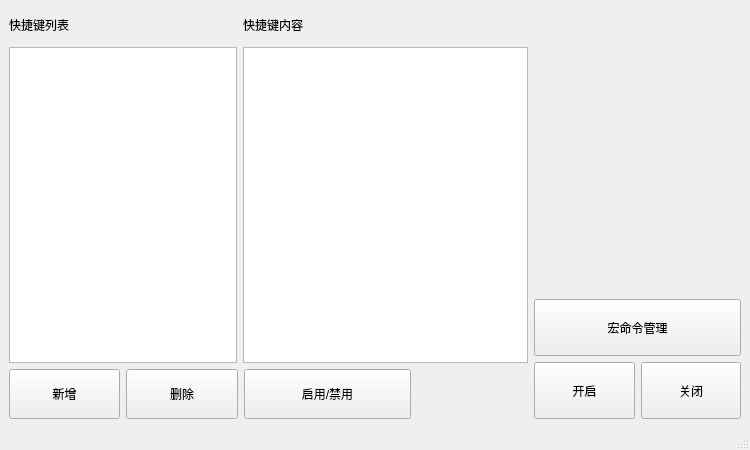
Qt form shortcut_keys.ui (VerySeriousMan/shortcut_keys) before a commit.
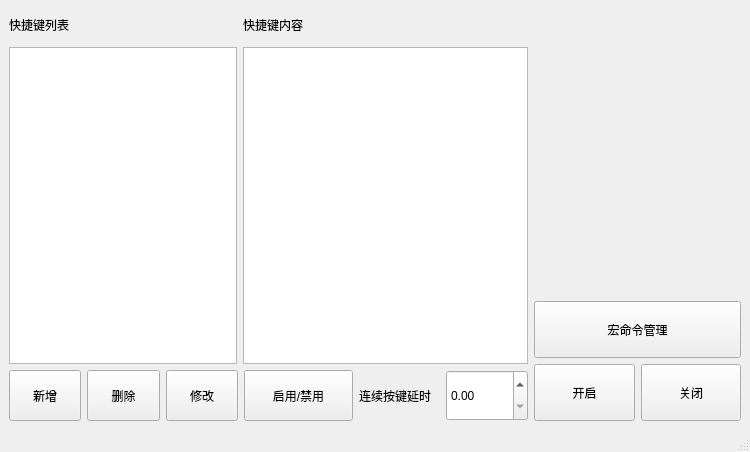
The same form after that commit.

Diff of the .ui file:
```diff
--- a/shortcut_keys.ui
+++ b/shortcut_keys.ui
@@ -7,7 +7,7 @@
     <x>0</x>
     <y>0</y>
     <width>750</width>
-    <height>450</height>
+    <height>452</height>
    </rect>
   </property>
   <property name="windowTitle">
@@ -64,15 +64,21 @@
        </layout>
       </item>
       <item>
-       <layout class="QHBoxLayout" name="horizontalLayout" stretch="2,2,3,2">
+       <layout class="QHBoxLayout" name="horizontalLayout" stretch="8,8,8,12,9,9">
         <item>
          <widget class="QPushButton" name="insert_input_pushButton">
           <property name="sizePolicy">
-           <sizepolicy hsizetype="Preferred" vsizetype="Preferred">
+           <sizepolicy hsizetype="Expanding" vsizetype="Expanding">
             <horstretch>0</horstretch>
             <verstretch>0</verstretch>
            </sizepolicy>
           </property>
+          <property name="minimumSize">
+           <size>
+            <width>50</width>
+            <height>0</height>
+           </size>
+          </property>
           <property name="text">
            <string>新增</string>
           </property>
@@ -81,24 +87,55 @@
         <item>
          <widget class="QPushButton" name="delete_key_pushButton">
           <property name="sizePolicy">
-           <sizepolicy hsizetype="Preferred" vsizetype="Preferred">
+           <sizepolicy hsizetype="Expanding" vsizetype="Expanding">
             <horstretch>0</horstretch>
             <verstretch>0</verstretch>
            </sizepolicy>
           </property>
+          <property name="minimumSize">
+           <size>
+            <width>50</width>
+            <height>0</height>
+           </size>
+          </property>
           <property name="text">
            <string>删除</string>
           </property>
          </widget>
         </item>
+        <item>
+         <widget class="QPushButton" name="change_key_pushButton">
+          <property name="sizePolicy">
+           <sizepolicy hsizetype="Expanding" vsizetype="Expanding">
+            <horstretch>0</horstretch>
+            <verstretch>0</verstretch>
+           </sizepolicy>
+          </property>
+          <property name="minimumSize">
+           <size>
+            <width>50</width>
+            <height>0</height>
+           </size>
+          </property>
+          <property name="text">
+           <string>修改</string>
+          </property>
+         </widget>
+        </item>
         <item>
          <widget class="QPushButton" name="change_enable_pushButton">
           <property name="sizePolicy">
-           <sizepolicy hsizetype="Preferred" vsizetype="Preferred">
+           <sizepolicy hsizetype="Expanding" vsizetype="Expanding">
             <horstretch>0</horstretch>
             <verstretch>0</verstretch>
            </sizepolicy>
           </property>
+          <property name="minimumSize">
+           <size>
+            <width>80</width>
+            <height>0</height>
+           </size>
+          </property>
           <property name="text">
            <string>启用/禁用</string>
           </property>
@@ -106,8 +143,36 @@
         </item>
         <item>
          <widget class="QLabel" name="label">
+          <property name="sizePolicy">
+           <sizepolicy hsizetype="Expanding" vsizetype="Expanding">
+            <horstretch>0</horstretch>
+            <verstretch>0</verstretch>
+           </sizepolicy>
+          </property>
+          <property name="minimumSize">
+           <size>
+            <width>80</width>
+            <height>0</height>
+           </size>
+          </property>
           <property name="text">
-           <string/>
+           <string>连续按键延时</string>
+          </property>
+         </widget>
+        </item>
+        <item>
+         <widget class="QDoubleSpinBox" name="delay_doubleSpinBox">
+          <property name="sizePolicy">
+           <sizepolicy hsizetype="Expanding" vsizetype="Expanding">
+            <horstretch>0</horstretch>
+            <verstretch>0</verstretch>
+           </sizepolicy>
+          </property>
+          <property name="minimumSize">
+           <size>
+            <width>80</width>
+            <height>0</height>
+           </size>
           </property>
          </widget>
         </item>
```
